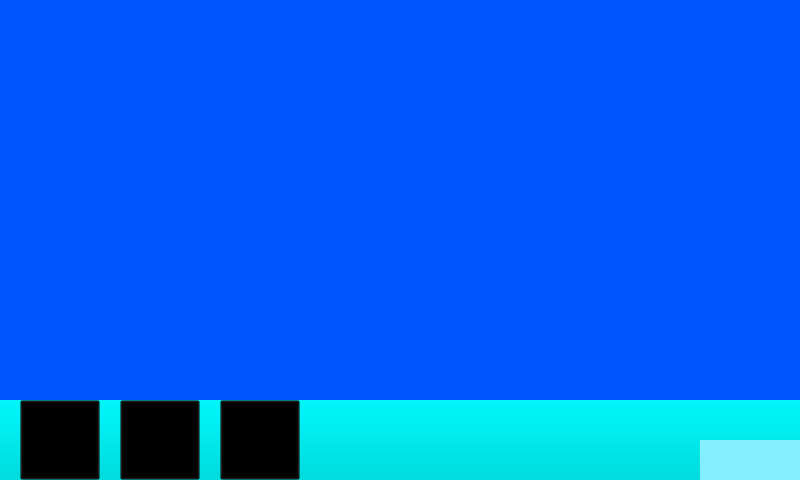
First picture: the form in invertercontroller.ui, repository ives560/InverterController, before the edit.
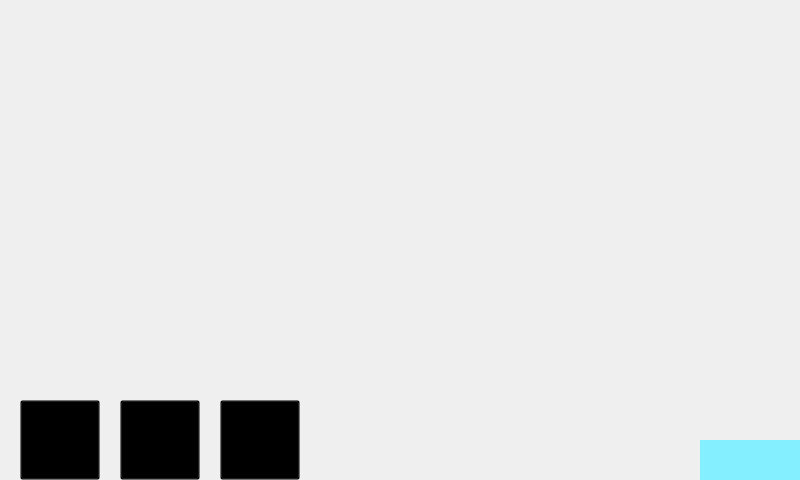
Second picture: the form after the edit. Icons and pictures are not drawn. Custom widgets are drawn as their Qt base class.

What changed in the file:
```diff
--- a/invertercontroller.ui
+++ b/invertercontroller.ui
@@ -41,7 +41,7 @@
     </font>
    </property>
    <property name="styleSheet">
-    <string notr="true">QWidget#widget{background-color: qlineargradient(x1: 0, y1: 0, x2: 0, y2: 1,stop: 0 #00f7fa, stop: 1 #00dbde);}</string>
+    <string notr="true"/>
    </property>
    <widget class="QToolButton" name="tBtn_main">
     <property name="geometry">
@@ -196,7 +196,7 @@
     </rect>
    </property>
    <property name="styleSheet">
-    <string notr="true">#widget_layout{background-color: rgb(0, 85, 255);}</string>
+    <string notr="true"/>
    </property>
    <widget class="QWidget" name="verticalLayoutWidget">
     <property name="geometry">
```
Left out of the diff: 2 changed lines with no effect on the pictures.
